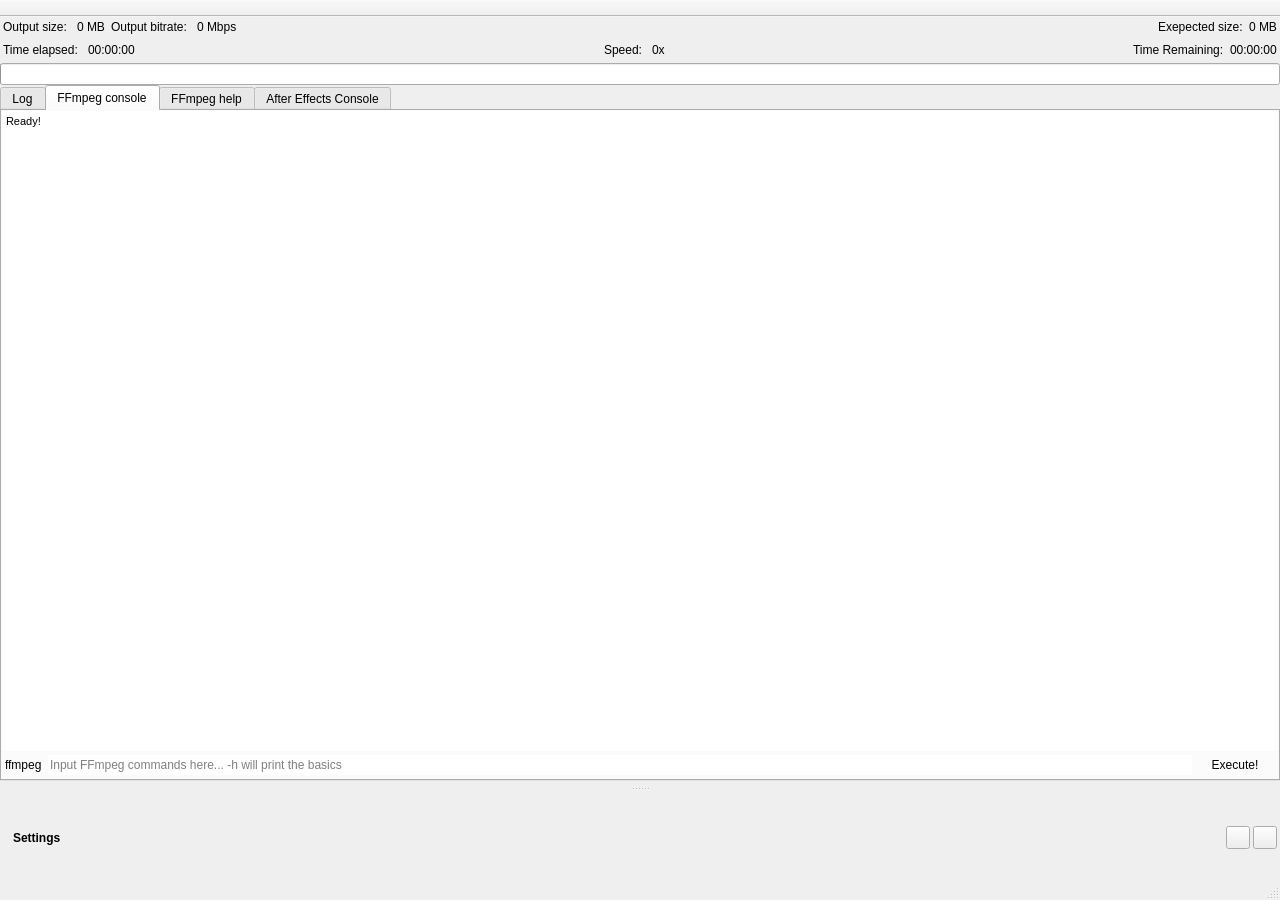
First picture: the form in src/UI/mainwindow.ui, repository RxLaboratory/DuME, before the edit.
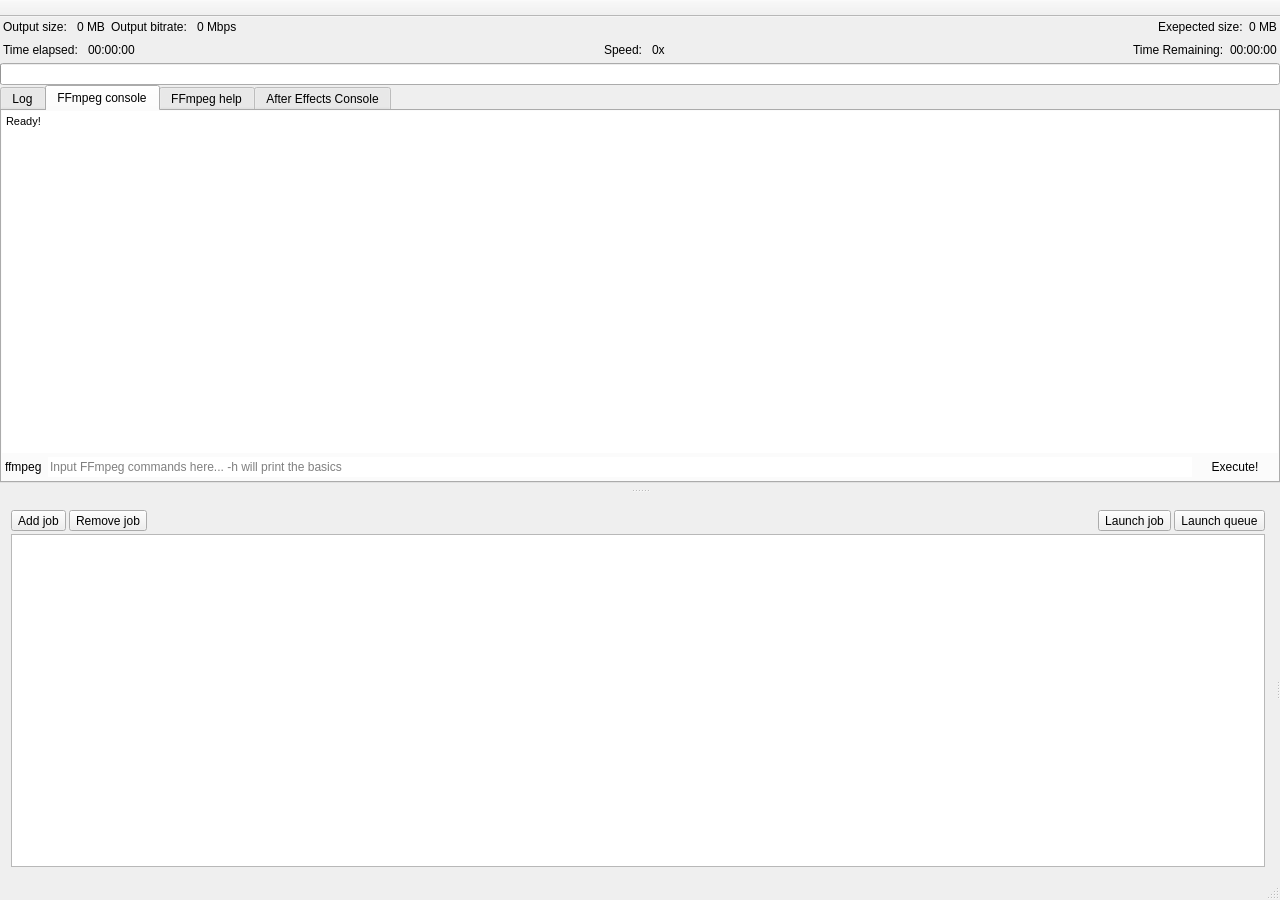
Second picture: the form after the edit. The open tabs and pages were chosen to show the change. Icons and pictures are not drawn.

Commit message: render queue UI

The edit to the form file:
```diff
--- a/src/UI/mainwindow.ui
+++ b/src/UI/mainwindow.ui
@@ -488,10 +488,10 @@
       </widget>
       <widget class="QStackedWidget" name="mainStack">
        <property name="currentIndex">
-        <number>1</number>
+        <number>0</number>
        </property>
-       <widget class="QWidget" name="queuePage">
-        <layout class="QVBoxLayout" name="queueLayout">
+       <widget class="QWidget" name="rqueueWidget">
+        <layout class="QVBoxLayout" name="verticalLayout_6">
          <property name="spacing">
           <number>0</number>
          </property>
@@ -507,6 +507,112 @@
          <property name="bottomMargin">
           <number>0</number>
          </property>
+         <item>
+          <widget class="QSplitter" name="rQueueSplitter">
+           <property name="orientation">
+            <enum>Qt::Horizontal</enum>
+           </property>
+           <widget class="QWidget" name="">
+            <layout class="QVBoxLayout" name="verticalLayout_5">
+             <property name="spacing">
+              <number>3</number>
+             </property>
+             <item>
+              <layout class="QHBoxLayout" name="horizontalLayout_6">
+               <property name="spacing">
+                <number>3</number>
+               </property>
+               <item>
+                <widget class="QToolButton" name="addJobButton">
+                 <property name="text">
+                  <string>Add job</string>
+                 </property>
+                 <property name="icon">
+                  <iconset resource="../resources.qrc">
+                   <normaloff>:/icons/add-job</normaloff>:/icons/add-job</iconset>
+                 </property>
+                </widget>
+               </item>
+               <item>
+                <widget class="QToolButton" name="removeJobButton">
+                 <property name="text">
+                  <string>Remove job</string>
+                 </property>
+                 <property name="icon">
+                  <iconset resource="../resources.qrc">
+                   <normaloff>:/icons/remove-job</normaloff>:/icons/remove-job</iconset>
+                 </property>
+                </widget>
+               </item>
+               <item>
+                <spacer name="horizontalSpacer_6">
+                 <property name="orientation">
+                  <enum>Qt::Horizontal</enum>
+                 </property>
+                 <property name="sizeHint" stdset="0">
+                  <size>
+                   <width>40</width>
+                   <height>20</height>
+                  </size>
+                 </property>
+                </spacer>
+               </item>
+               <item>
+                <widget class="QToolButton" name="launchJobButton">
+                 <property name="text">
+                  <string>Launch job</string>
+                 </property>
+                 <property name="icon">
+                  <iconset resource="../resources.qrc">
+                   <normaloff>:/icons/encode-job</normaloff>:/icons/encode-job</iconset>
+                 </property>
+                </widget>
+               </item>
+               <item>
+                <widget class="QToolButton" name="launchQueueButton">
+                 <property name="text">
+                  <string>Launch queue</string>
+                 </property>
+                 <property name="icon">
+                  <iconset resource="../resources.qrc">
+                   <normaloff>:/icons/encode</normaloff>:/icons/encode</iconset>
+                 </property>
+                </widget>
+               </item>
+              </layout>
+             </item>
+             <item>
+              <widget class="QListWidget" name="rQueueList">
+               <property name="sortingEnabled">
+                <bool>true</bool>
+               </property>
+              </widget>
+             </item>
+            </layout>
+           </widget>
+           <widget class="QStackedWidget" name="rQueueStack">
+            <widget class="QWidget" name="queuePage">
+             <layout class="QVBoxLayout" name="queueLayout">
+              <property name="spacing">
+               <number>0</number>
+              </property>
+              <property name="leftMargin">
+               <number>0</number>
+              </property>
+              <property name="topMargin">
+               <number>0</number>
+              </property>
+              <property name="rightMargin">
+               <number>0</number>
+              </property>
+              <property name="bottomMargin">
+               <number>0</number>
+              </property>
+             </layout>
+            </widget>
+           </widget>
+          </widget>
+         </item>
         </layout>
        </widget>
        <widget class="QWidget" name="settingsPage">
```
Left out of the diff: 26 changed lines with no effect on the pictures. The commit also changes 10 other files.
